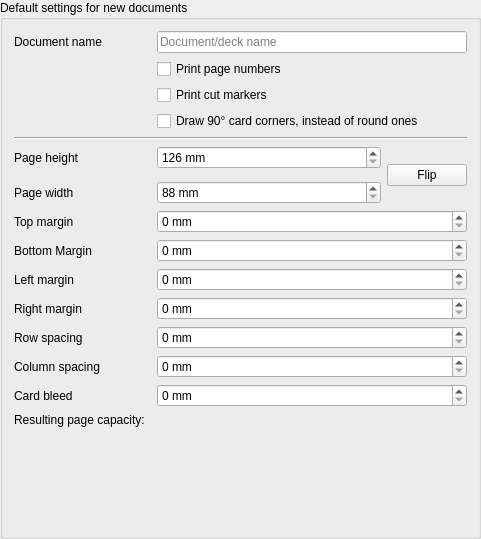
The window that mtg_proxy_printer/resources/ui/page_config_widget.ui (luziferius/MTGProxyPrinter) describes before a commit, drawn with Qt 5.
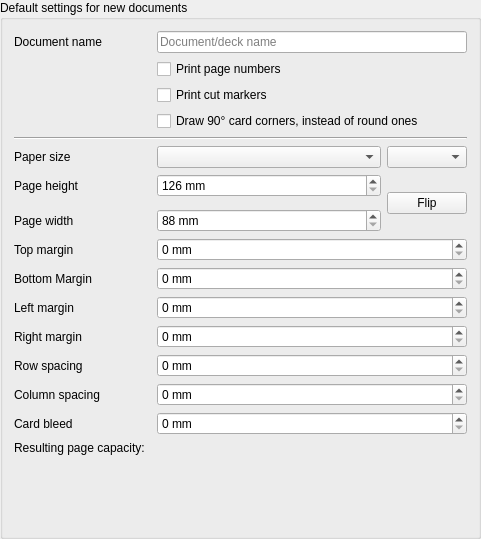
The same window after the commit. Icons and pictures are not drawn.

Commit message:
Add a drop-down to the PageConfigWidget, listing all known, common paper sizes. The paper size table is filled by iterating over QPrinter. See [https://stackoverflow.com/questions/39676200]
FossilOrigin-Name: 040ac4fab7a25ab1983d847535accbbff9b03b3bdb86f88275f331041a1ad06c

The edit to the form file:
```diff
--- a/mtg_proxy_printer/resources/ui/page_config_widget.ui
+++ b/mtg_proxy_printer/resources/ui/page_config_widget.ui
@@ -396,6 +396,19 @@
      </property>
     </spacer>
    </item>
+   <item row="16" column="3">
+    <widget class="QComboBox" name="paper_size"/>
+   </item>
+   <item row="16" column="1">
+    <widget class="QLabel" name="paper_size_label">
+     <property name="text">
+      <string>Paper size</string>
+     </property>
+    </widget>
+   </item>
+   <item row="16" column="4">
+    <widget class="QComboBox" name="paper_orientation"/>
+   </item>
   </layout>
  </widget>
  <tabstops>
```
Left out of the diff: 1 changed line with no effect on the pictures. The commit also changes 1 other file.
